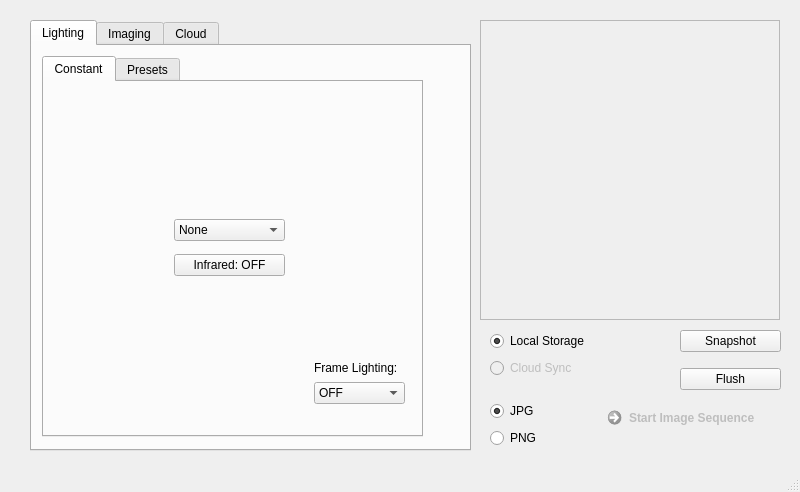
Before: the Qt Designer form _ui/FlashLapse_CP.ui in CoSE-Jerry/ROS_Flow, drawn with Qt 5.
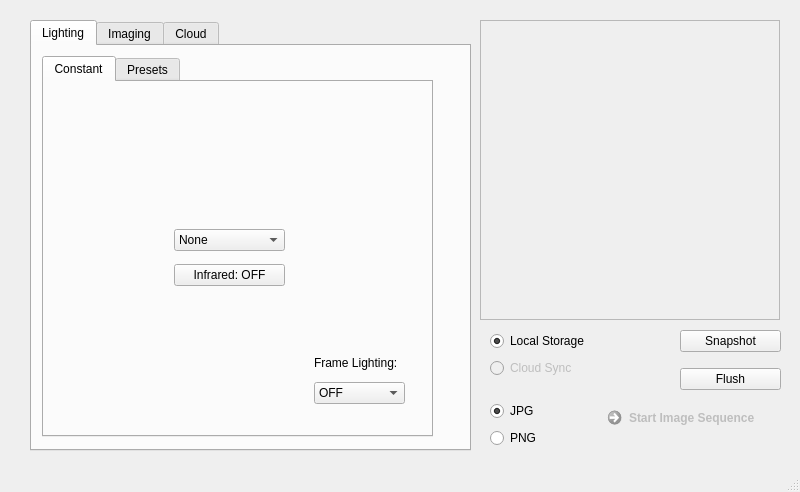
After: the same form once the commit is applied. Icons and pictures are not drawn.

```diff
--- a/_ui/FlashLapse_CP.ui
+++ b/_ui/FlashLapse_CP.ui
@@ -96,7 +96,7 @@
        <rect>
         <x>10</x>
         <y>10</y>
-        <width>381</width>
+        <width>391</width>
         <height>381</height>
        </rect>
       </property>
@@ -130,7 +130,7 @@
         <property name="geometry">
          <rect>
           <x>130</x>
-          <y>130</y>
+          <y>140</y>
           <width>111</width>
           <height>71</height>
          </rect>
@@ -219,9 +219,9 @@
         <property name="geometry">
          <rect>
           <x>270</x>
-          <y>275</y>
+          <y>265</y>
           <width>101</width>
-          <height>21</height>
+          <height>31</height>
          </rect>
         </property>
         <property name="text">
```
